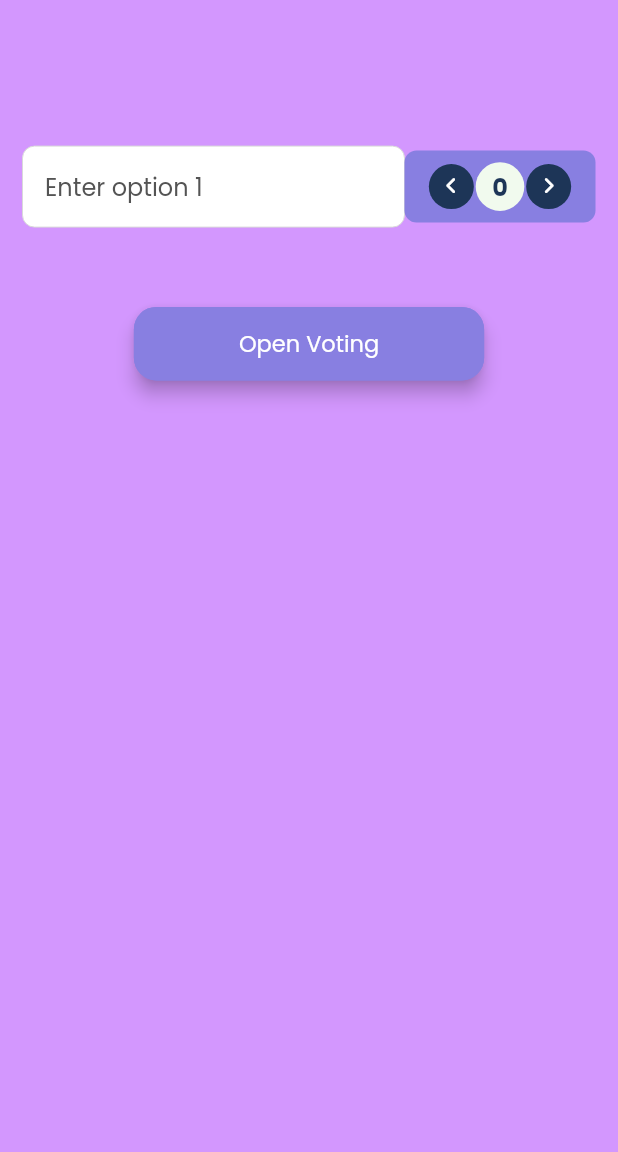
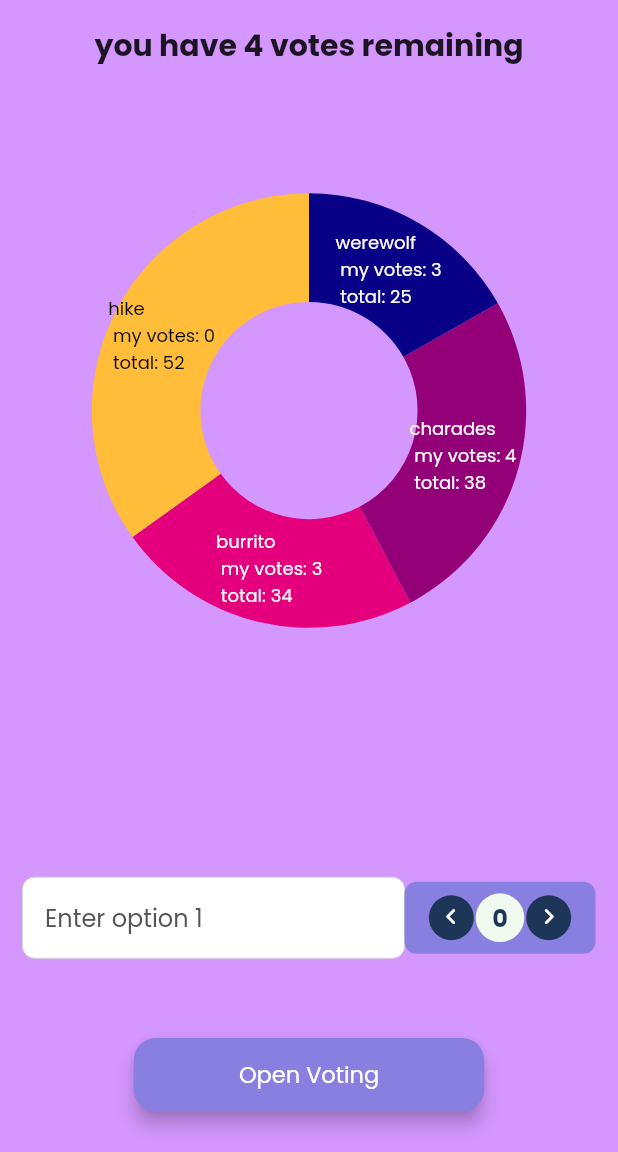
Before and after one commit to HeroesProjectTz/DecisionRoll-Flutter, a Flutter app: the DecisionPage screen opened directly with empty values, on a phone screen of 412 x 824 dp, the part 84-1236 px from its top. Run offline on Flutter 3.47's test engine with Material 2 defaults, Android fonts, the phone set to English and light mode, and no system bars; our stand-ins replace cloud_firestore, firebase_auth, firebase_core, flutter_riverpod, font_awesome_flutter, go_router and 5 more; missing offline and left inert: flutter_facebook_auth; accounts and stored records are empty.

Commit message:
Addding Doghnut Chart

```diff
--- a/lib/screens/decisions/decision_page.dart
+++ b/lib/screens/decisions/decision_page.dart
@@ -8,15 +8,22 @@ import 'package:decisionroll/common/sizeConfig.dart';
 import 'package:decisionroll/utilities/colors.dart';
 import 'package:font_awesome_flutter/font_awesome_flutter.dart';
 import 'package:go_router/go_router.dart';
+import 'package:syncfusion_flutter_charts/charts.dart';
 
 class DecisionPage extends ConsumerWidget {
   final String decisionId;
 
-  const DecisionPage({
+  DecisionPage({
     Key? key,
     required this.decisionId,
   }) : super(key: key);
 
+  final List<ChartData> chartData = [
+    ChartData('werewolf', 25, 3, const Color.fromRGBO(9, 0, 136, 1)),
+    ChartData('charades', 38, 4, const Color.fromRGBO(147, 0, 119, 1)),
+    ChartData('burrito', 34, 3, const Color.fromRGBO(228, 0, 124, 1)),
+    ChartData('hike', 52, 0, const Color.fromRGBO(255, 189, 57, 1))
+  ];
   @override
   Widget build(BuildContext c, WidgetRef ref) {
     String goRouterLocation = GoRouter.of(c).location;
@@ -40,6 +47,30 @@ class DecisionPage extends ConsumerWidget {
           child: Column(
             crossAxisAlignment: CrossAxisAlignment.start,
             children: [
+              const Center(
+                child: Text("you have 4 votes remaining",
+                    style: TextStyle(
+                      fontWeight: FontWeight.bold,
+                      fontSize: 20,
+                    )),
+              ),
+              Expanded(
+                  child: SfCircularChart(series: <CircularSeries>[
+                // Renders doughnut chart
+                DoughnutSeries<ChartData, String>(
+                    animationDuration: 4500,
+                    animationDelay: 2000,
+                    dataSource: chartData,
+                    dataLabelSettings: const DataLabelSettings(
+                        isVisible: true, textStyle: TextStyle(fontSize: 12)),
+                    dataLabelMapper: (datum, index) {
+                      return '${datum.title}  '
+                          ' \n my votes: ${datum.myVotes} \n total: ${datum.totalVotes}';
+                    },
+                    pointColorMapper: (ChartData data, _) => data.color,
+                    xValueMapper: (ChartData data, _) => data.title,
+                    yValueMapper: (ChartData data, _) => data.totalVotes)
+              ])),
               SizedBox(height: SizeConfig.screenHeight(c) * 0.1),
               Row(
                 children: [
@@ -119,3 +150,11 @@ class DecisionPage extends ConsumerWidget {
         ));
   }
 }
+
+class ChartData {
+  ChartData(this.title, this.totalVotes, this.myVotes, [this.color]);
+  final String title;
+  final int myVotes;
+  final int totalVotes;
+  final Color? color;
+}
```
